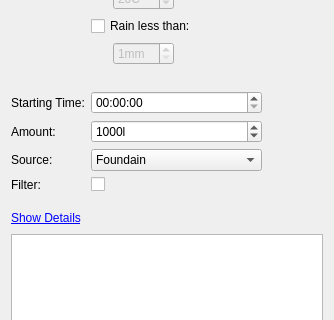
This is qtgui/examples/help/contextsensitivehelp/wateringconfigdialog.ui in chrisburel/perlqt as Qt 5 draws it before an edit; both pictures show x 0 to 334 and y 114 to 434 of the 334 by 550 pixel window. The edited form follows.
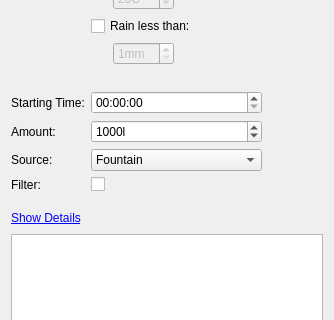
This is the edited form. Custom widgets are drawn as their Qt base class.

```diff
--- a/qtgui/examples/help/contextsensitivehelp/wateringconfigdialog.ui
+++ b/qtgui/examples/help/contextsensitivehelp/wateringconfigdialog.ui
@@ -258,7 +258,7 @@
       <widget class="QComboBox" name="sourceComboBox" >
        <item>
         <property name="text" >
-         <string>Foundain</string>
+         <string>Fountain</string>
         </property>
        </item>
        <item>
```
